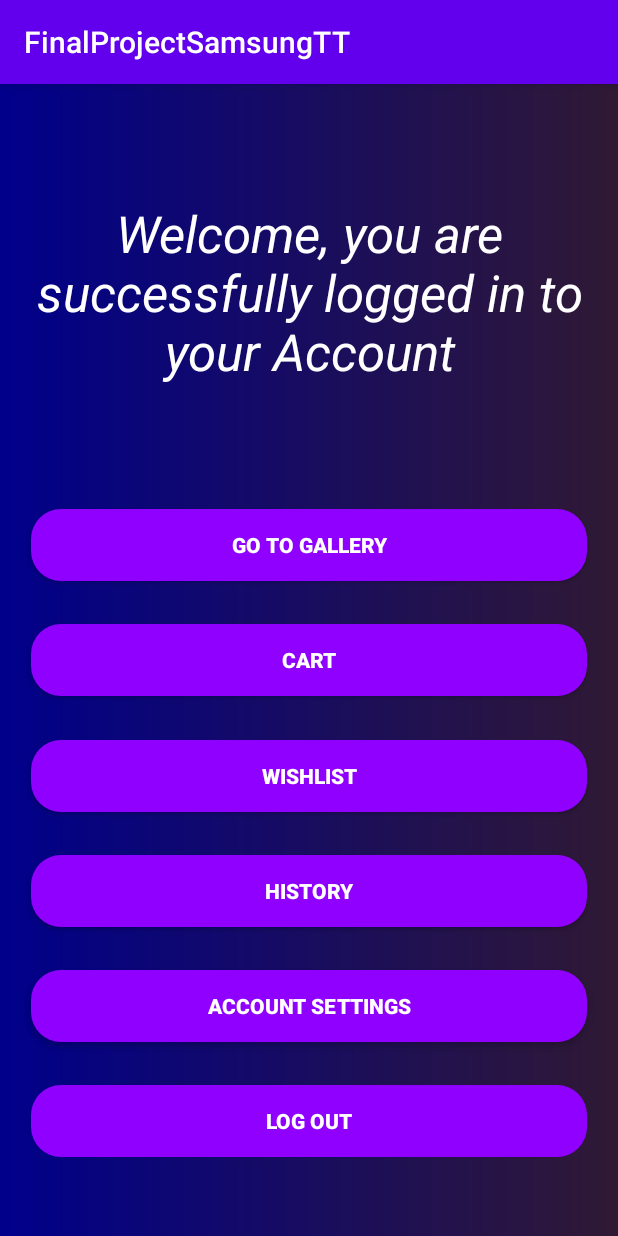
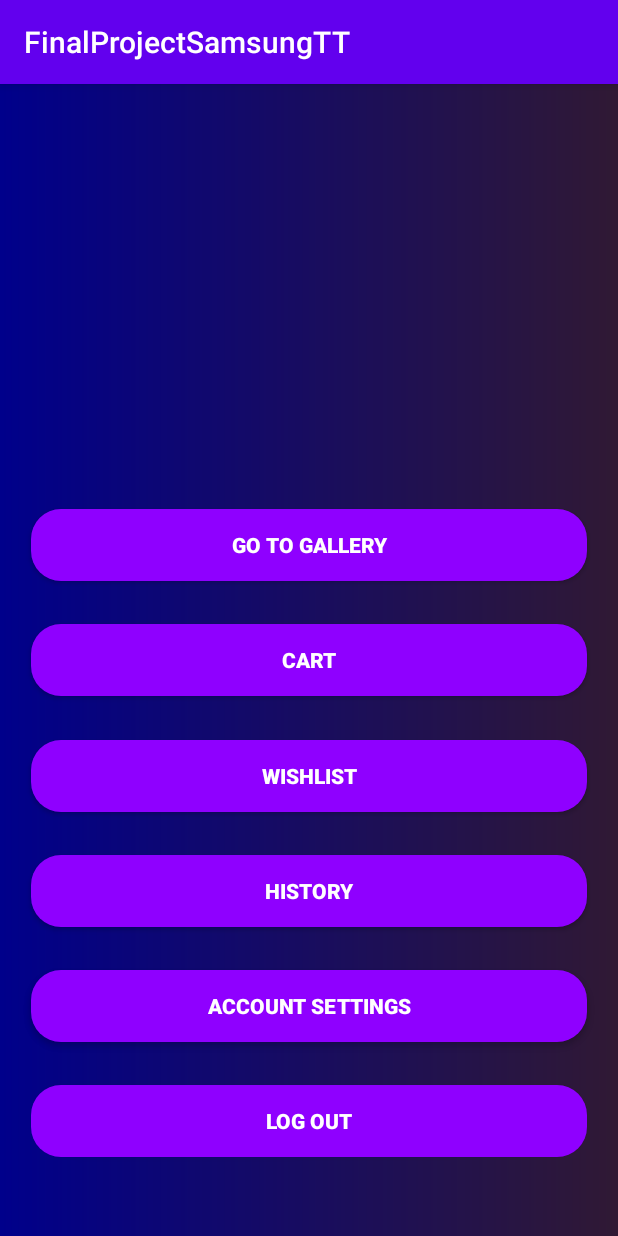
Before and after one commit to TaronTonoyan/FinalProjectSamsungTT, an Android app: the MainActivity screen opened directly, with no data from a screen before it, on a phone screen of 412 x 824 dp. Run offline under Robolectric (Android 15) with nearby library versions, the phone set to English and light mode, and no system bars.

Commit message:
Changes Saved

```diff
--- a/app/src/main/res/layout/activity_main.xml
+++ b/app/src/main/res/layout/activity_main.xml
@@ -8,20 +8,6 @@
     tools:context=".activities.MainActivity">
 
 
-    <TextView
-        android:id="@+id/mainActivityText"
-        android:layout_width="0dp"
-        android:layout_height="0dp"
-        android:text="@string/main_activity_text"
-        android:textAlignment="center"
-        android:textColor="@color/white"
-        android:textSize="34sp"
-        android:textStyle="italic"
-        app:layout_constraintBottom_toTopOf="@+id/guideline2"
-        app:layout_constraintEnd_toStartOf="@+id/verticalGuideline2"
-        app:layout_constraintStart_toStartOf="@+id/verticalGuideline1"
-        app:layout_constraintTop_toTopOf="@+id/guideline1" />
-
     <Button
         android:id="@+id/gallery"
         android:layout_width="0dp"
@@ -30,10 +16,10 @@
         android:text="@string/gallery"
         android:textColor="@color/white"
         android:textStyle="bold"
-        app:layout_constraintBottom_toTopOf="@+id/guideline3"
+        app:layout_constraintBottom_toTopOf="@+id/guideline2"
         app:layout_constraintEnd_toStartOf="@+id/verticalGuideline2"
         app:layout_constraintStart_toStartOf="@+id/verticalGuideline1"
-        app:layout_constraintTop_toTopOf="@+id/guideline2" />
+        app:layout_constraintTop_toTopOf="@+id/guideline1" />
 
     <Button
         android:id="@+id/cart"
@@ -43,10 +29,10 @@
         android:text="@string/cart"
         android:textColor="@color/white"
         android:textStyle="bold"
-        app:layout_constraintBottom_toTopOf="@+id/guideline4"
+        app:layout_constraintBottom_toTopOf="@+id/guideline3"
         app:layout_constraintEnd_toStartOf="@+id/verticalGuideline2"
         app:layout_constraintStart_toStartOf="@+id/verticalGuideline1"
-        app:layout_constraintTop_toTopOf="@+id/guideline3" />
+        app:layout_constraintTop_toTopOf="@+id/guideline2" />
 
     <Button
         android:id="@+id/wishlist"
@@ -56,10 +42,10 @@
         android:text="@string/wishlist"
         android:textColor="@color/white"
         android:textStyle="bold"
-        app:layout_constraintBottom_toTopOf="@+id/guideline5"
+        app:layout_constraintBottom_toTopOf="@+id/guideline4"
         app:layout_constraintEnd_toStartOf="@+id/verticalGuideline2"
         app:layout_constraintStart_toStartOf="@+id/verticalGuideline1"
-        app:layout_constraintTop_toTopOf="@+id/guideline4" />
+        app:layout_constraintTop_toTopOf="@+id/guideline3" />
 
     <Button
         android:id="@+id/history"
@@ -69,10 +55,10 @@
         android:text="@string/history"
         android:textColor="@color/white"
         android:textStyle="bold"
-        app:layout_constraintBottom_toTopOf="@+id/guideline6"
+        app:layout_constraintBottom_toTopOf="@+id/guideline5"
         app:layout_constraintEnd_toStartOf="@+id/verticalGuideline2"
         app:layout_constraintStart_toStartOf="@+id/verticalGuideline1"
-        app:layout_constraintTop_toTopOf="@+id/guideline5" />
+        app:layout_constraintTop_toTopOf="@+id/guideline4" />
 
     <Button
         android:id="@+id/accountSettings"
@@ -82,10 +68,10 @@
         android:text="@string/account_settings"
         android:textColor="@color/white"
         android:textStyle="bold"
-        app:layout_constraintBottom_toTopOf="@+id/guideline7"
+        app:layout_constraintBottom_toTopOf="@+id/guideline6"
         app:layout_constraintEnd_toStartOf="@+id/verticalGuideline2"
         app:layout_constraintStart_toStartOf="@+id/verticalGuideline1"
-        app:layout_constraintTop_toTopOf="@+id/guideline6" />
+        app:layout_constraintTop_toTopOf="@+id/guideline5" />
 
     <Button
         android:id="@+id/logOut"
@@ -95,62 +81,55 @@
         android:text="@string/log_out"
         android:textColor="@color/white"
         android:textStyle="bold"
-        app:layout_constraintBottom_toTopOf="@+id/guideline8"
+        app:layout_constraintBottom_toTopOf="@+id/guideline7"
         app:layout_constraintEnd_toStartOf="@+id/verticalGuideline2"
         app:layout_constraintStart_toStartOf="@+id/verticalGuideline1"
-        app:layout_constraintTop_toTopOf="@+id/guideline7" />
+        app:layout_constraintTop_toTopOf="@+id/guideline6" />
 
     <androidx.constraintlayout.widget.Guideline
         android:id="@+id/guideline1"
         android:layout_width="wrap_content"
         android:layout_height="wrap_content"
         android:orientation="horizontal"
-        app:layout_constraintGuide_percent="0.1" />
+        app:layout_constraintGuide_percent="0.35" />
 
     <androidx.constraintlayout.widget.Guideline
         android:id="@+id/guideline2"
         android:layout_width="wrap_content"
         android:layout_height="wrap_content"
         android:orientation="horizontal"
-        app:layout_constraintGuide_percent="0.35" />
+        app:layout_constraintGuide_percent="0.45" />
 
     <androidx.constraintlayout.widget.Guideline
         android:id="@+id/guideline3"
         android:layout_width="wrap_content"
         android:layout_height="wrap_content"
         android:orientation="horizontal"
-        app:layout_constraintGuide_percent="0.45" />
+        app:layout_constraintGuide_percent="0.55" />
 
     <androidx.constraintlayout.widget.Guideline
         android:id="@+id/guideline4"
         android:layout_width="wrap_content"
         android:layout_height="wrap_content"
         android:orientation="horizontal"
-        app:layout_constraintGuide_percent="0.55" />
+        app:layout_constraintGuide_percent="0.65" />
 
     <androidx.constraintlayout.widget.Guideline
         android:id="@+id/guideline5"
         android:layout_width="wrap_content"
         android:layout_height="wrap_content"
         android:orientation="horizontal"
-        app:layout_constraintGuide_percent="0.65" />
+        app:layout_constraintGuide_percent="0.75" />
 
     <androidx.constraintlayout.widget.Guideline
         android:id="@+id/guideline6"
         android:layout_width="wrap_content"
         android:layout_height="wrap_content"
         android:orientation="horizontal"
-        app:layout_constraintGuide_percent="0.75" />
+        app:layout_constraintGuide_percent="0.85" />
 
     <androidx.constraintlayout.widget.Guideline
         android:id="@+id/guideline7"
-        android:layout_width="wrap_content"
-        android:layout_height="wrap_content"
-        android:orientation="horizontal"
-        app:layout_constraintGuide_percent="0.85" />
-
-    <androidx.constraintlayout.widget.Guideline
-        android:id="@+id/guideline8"
         android:layout_width="wrap_content"
         android:layout_height="wrap_content"
         android:orientation="horizontal"
```
